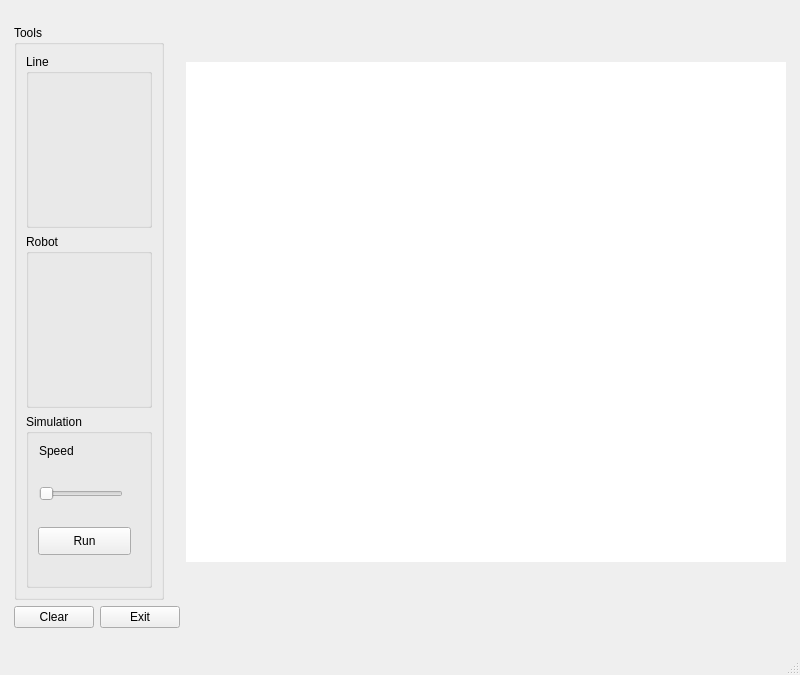
Old version of the form line_robots/mainwindow.ui in the repository maslaral/line_robots.
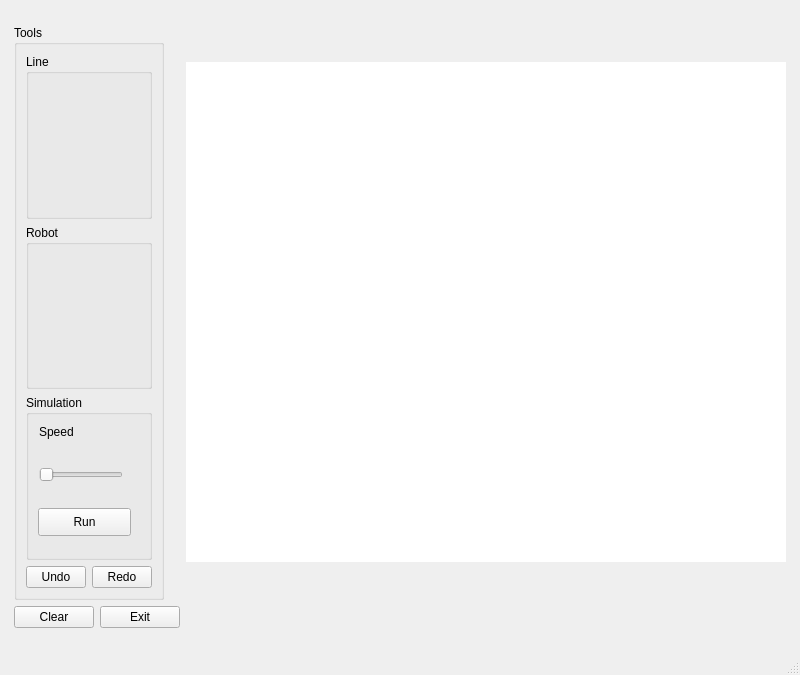
New version of the form. Custom widgets are drawn as their Qt base class.

Commit message:
undo/redo functions
included QUndoStack to for undo/redo functionality

```diff
--- a/line_robots/mainwindow.ui
+++ b/line_robots/mainwindow.ui
@@ -244,6 +244,24 @@
            </widget>
           </widget>
          </item>
+         <item>
+          <layout class="QHBoxLayout" name="horizontalLayout">
+           <item>
+            <widget class="QPushButton" name="butUndo">
+             <property name="text">
+              <string>Undo</string>
+             </property>
+            </widget>
+           </item>
+           <item>
+            <widget class="QPushButton" name="butRedo">
+             <property name="text">
+              <string>Redo</string>
+             </property>
+            </widget>
+           </item>
+          </layout>
+         </item>
         </layout>
        </widget>
       </item>
```
Left out of the diff: 2 changed lines with no effect on the pictures. The commit also changes 7 other files.
